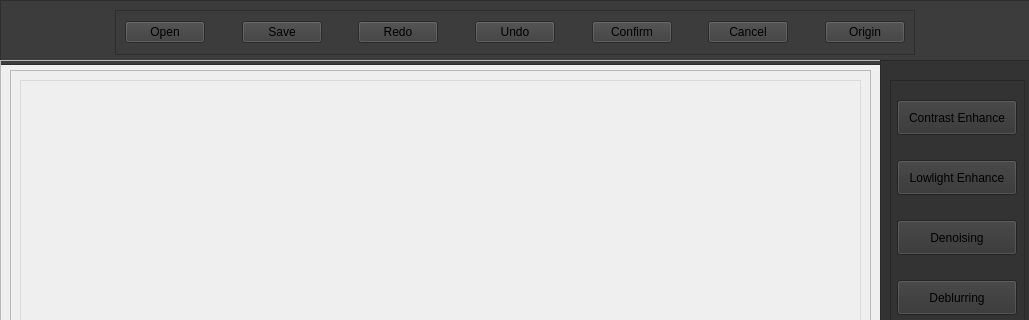
Before: the Qt Designer form version0402.ui in YifeiShao7/Deep-Learning-Based-Image-Enhancement-Framework, drawn with Qt 5; both pictures show x 0 to 1029 and y 0 to 320 of the 1029 by 774 pixel window.
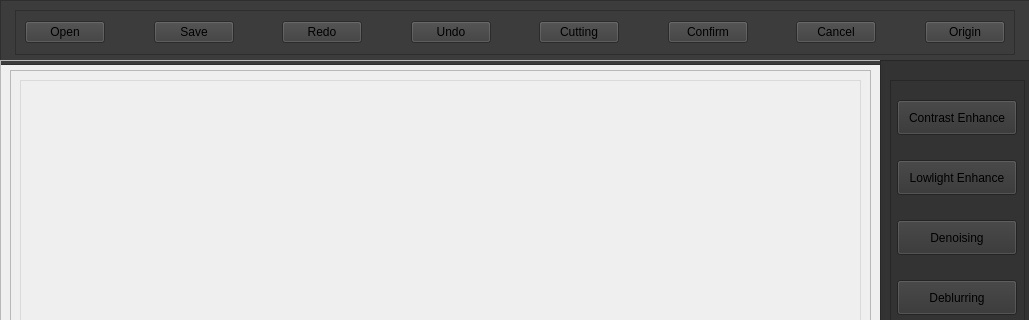
After: the same form once the commit is applied.

Commit message: feat: :sparkles: add cutting button to the main frame

What changed in the file:
```diff
--- a/version0402.ui
+++ b/version0402.ui
@@ -55,7 +55,7 @@
       <widget class="QFrame" name="operation">
        <property name="minimumSize">
         <size>
-         <width>800</width>
+         <width>1000</width>
          <height>39</height>
         </size>
        </property>
@@ -178,6 +178,38 @@
           </property>
          </widget>
         </item>
+        <item>
+         <spacer name="horizontalSpacer_6">
+          <property name="orientation">
+           <enum>Qt::Horizontal</enum>
+          </property>
+          <property name="sizeHint" stdset="0">
+           <size>
+            <width>10</width>
+            <height>20</height>
+           </size>
+          </property>
+         </spacer>
+        </item>
+        <item>
+         <widget class="QPushButton" name="btn_cutting">
+          <property name="minimumSize">
+           <size>
+            <width>80</width>
+            <height>0</height>
+           </size>
+          </property>
+          <property name="maximumSize">
+           <size>
+            <width>80</width>
+            <height>16777215</height>
+           </size>
+          </property>
+          <property name="text">
+           <string>Cutting</string>
+          </property>
+         </widget>
+        </item>
         <item>
          <spacer name="horizontalSpacer_3">
           <property name="orientation">
```
The commit also changes 1 other file.
